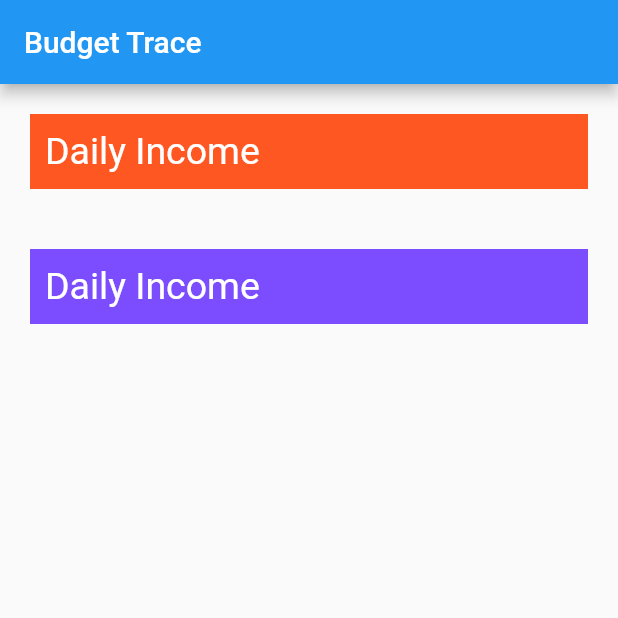
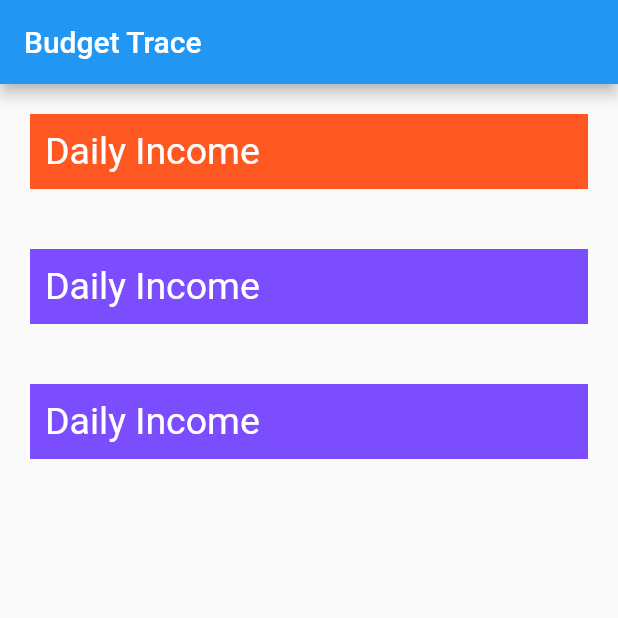
Before and after one commit to Yazdani1/OurFlutterApp, a Flutter app: the screen it shows after launch, on a phone screen of 412 x 824 dp, the top half of it. Run offline on Flutter 3.47's test engine with Material 2 defaults, Android fonts, the phone set to English and light mode, and no system bars.

Commit message:
New field added

```diff
--- a/lib/Home.dart
+++ b/lib/Home.dart
@@ -38,6 +38,17 @@ class _HomeState extends State<Home> {
             child: Text("Daily Income",
               style: TextStyle(fontSize: 25.0,color: Colors.white),
             ),
+          ),
+
+          Container(
+            height: 50.0,
+            width: 250.0,
+            padding: EdgeInsets.all(10.0),
+            color: Colors.deepPurpleAccent,
+            margin: EdgeInsets.all(20.0),
+            child: Text("Daily Income",
+              style: TextStyle(fontSize: 25.0,color: Colors.white),
+            ),
           )
 
 
```
